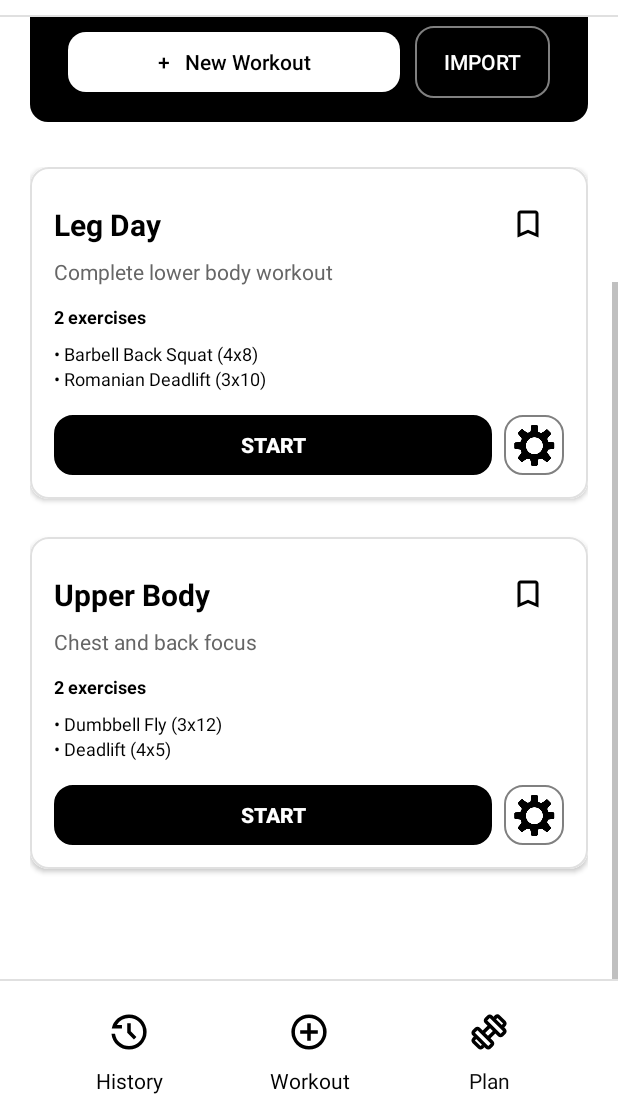
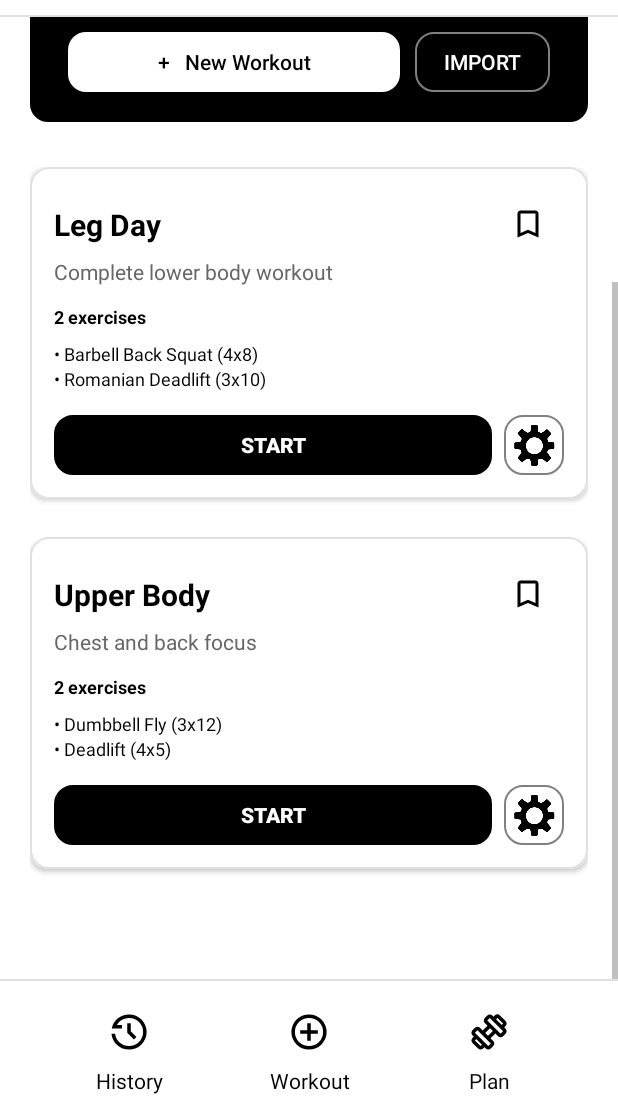
Before and after one commit to algenabagat/ITISMOB_MCO_Gainly, an Android app built with Jetpack Compose: the screen it shows after launch once a user with an empty profile is signed in (MainActivity), scrolled down 244 dp, on a phone screen of 412 x 824 dp, the part 120-1236 px from its top. Run offline under Robolectric (Android 15) with nearby library versions, the phone set to English and light mode, and no system bars; our stand-ins replace Firebase (no records; nobody signed in at launch, a user with empty details on screens opened directly); libraries missing offline, so code that uses them is left out: com.facebook, com.facebook.login; 4 statements that could not run were skipped.

Commit message:
minor revisions

```diff
--- a/app/src/main/res/layout/main_page.xml
+++ b/app/src/main/res/layout/main_page.xml
@@ -95,7 +95,7 @@
                 <Button
                     android:id="@+id/importBtn"
                     android:layout_width="90dp"
-                    android:layout_height="wrap_content"
+                    android:layout_height="40dp"
                     android:layout_marginTop="10dp"
                     android:layout_marginEnd="10dp"
                     android:background="@drawable/back_gray_border"
--- a/app/src/main/res/layout/new_workout_popup.xml
+++ b/app/src/main/res/layout/new_workout_popup.xml
@@ -95,7 +95,9 @@
         android:ems="10"
         android:gravity="top"
         android:hint="What is this workout focused on?"
-        android:inputType="text"
+        android:inputType="textMultiLine|textCapSentences"
+        android:scrollHorizontally="false"
+        android:singleLine="false"
         android:textColor="@color/black"
         android:textColorHint="@color/gray"
         android:textSize="16sp"
```
